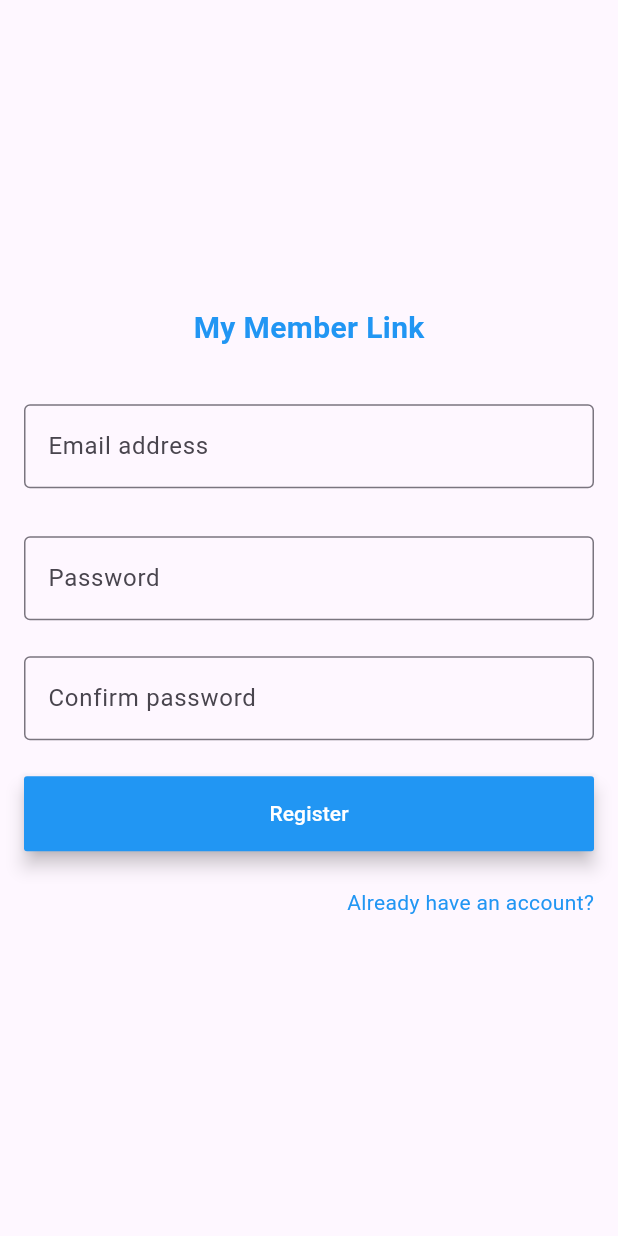
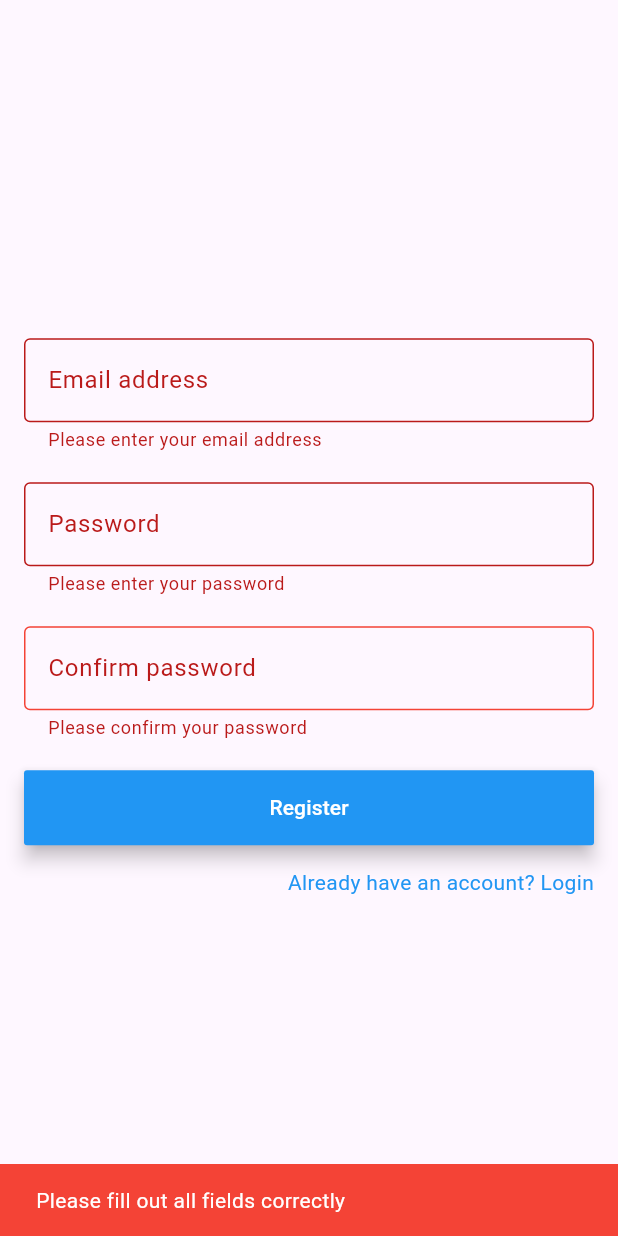
Before and after one commit to Umxrx/MyMemberLink, a Flutter app: the RegisterScreen screen opened directly, after a tap on "Register", on a phone screen of 412 x 824 dp. Run offline on Flutter 3.47's test engine with Material 3 defaults, Android fonts, the phone set to English and light mode, and no system bars.

Commit message:
Modified register form to follow logic

```diff
--- a/lib/auth/register_screen.dart
+++ b/lib/auth/register_screen.dart
@@ -8,100 +8,138 @@ class RegisterScreen extends StatefulWidget {
 }
 
 class _RegisterScreenState extends State<RegisterScreen> {
+  final _formKey = GlobalKey<FormState>();
   TextEditingController emailcontroller = TextEditingController();
   TextEditingController passwordcontroller = TextEditingController();
   TextEditingController confirmpasswordcontroller = TextEditingController();
+  RegExp get _emailRegex => RegExp(r'^\S+@\S+$');
+  String password = '';
 
   @override
   Widget build(BuildContext context) {
     return Scaffold(
       body: Center(
         child: SingleChildScrollView(
+          child: Padding(
+            padding: const EdgeInsets.symmetric(horizontal: 16.0, vertical: 8.0),
+            child: Form(
+              key: _formKey,
               child: Column(
                 mainAxisAlignment: MainAxisAlignment.center,
                 children: [
-              const Text(style: TextStyle(fontSize: 20, color: Colors.blue, fontWeight: FontWeight.bold), "My Member Link"),
-              //Image.asset('MemberLink-Icon-512.png'),
-              const SizedBox(height: 20),
-              Padding(padding: const EdgeInsets.symmetric(horizontal: 16.0, vertical: 16.0),
-              child: TextFormField(
+                  TextFormField(
                     controller: emailcontroller,
                     keyboardType: TextInputType.emailAddress,
-                decoration: const InputDecoration(
-                  border: OutlineInputBorder(), labelText: "Email address",
+                    decoration: InputDecoration(
+                      border: const OutlineInputBorder(),
+                      labelText: 'Email address',
+                      suffixIcon: emailcontroller.text.isNotEmpty
+                      ? IconButton(onPressed: () {
+                        emailcontroller.clear();
+                      }, icon: const Icon(Icons.clear),)
+                      : null,
                     ),
                     validator: (value) {
                       if (value == null || value.isEmpty) {
                         return 'Please enter your email address';
                       }
+                      else if (!_emailRegex.hasMatch(value)) {
+                        return 'Please enter a valid email';
+                      }
                       return null;
                     },
-              ),),
-              Padding(
-                padding: const EdgeInsets.symmetric(horizontal: 16.0, vertical: 16.0),
-                child: TextFormField(
+                  ),
+                  const SizedBox(height: 20,),
+                  TextFormField(
                     controller: passwordcontroller,
                     obscureText: true,
                     decoration: const InputDecoration(
-                    border: OutlineInputBorder(), labelText: "Password",
+                      border: OutlineInputBorder(),
+                      labelText: 'Password',
                     ),
                     validator: (value) {
                       if (value == null || value.isEmpty) {
                         return 'Please enter your password';
                       }
+                      else if (value.length < 8) {
+                        return 'Password must be at least 8 characters long';
+                      }
                       return null;
                     },
+                    onChanged: (value) {
+                      setState(() {
+                        password = value;
+                      });
+                    },
                   ),
-              ),
-              Padding(
-                padding: const EdgeInsets.symmetric(horizontal: 16.0, vertical: 8.0),
-                child: TextFormField(
+                  const SizedBox(height: 20,),
+                  TextFormField(
                     controller: confirmpasswordcontroller,
                     obscureText: true,
                     decoration: const InputDecoration(
-                    border: OutlineInputBorder(), labelText: "Confirm password",
+                      border: OutlineInputBorder(),
+                      labelText: 'Confirm password',
+                      errorBorder: OutlineInputBorder(
+                        borderSide: BorderSide(color: Colors.red)
+                      ),
                     ),
                     validator: (value) {
                       if (value == null || value.isEmpty) {
-                      return 'Please enter your confirm password';
+                        return 'Please confirm your password';
+                      }
+                      else if (value != password) {
+                        return 'Passwords do not match';
                       }
                       return null;
                     },
                   ),
-              ),
-              Padding(
-                padding: const EdgeInsets.symmetric(horizontal: 16.0, vertical: 16.0),
-                child: MaterialButton(
+                  const SizedBox(height: 20,),
+                  MaterialButton(
+                    onPressed: onRegister,
                     elevation: 5,
                     minWidth: 400,
                     height: 50,
-                  onPressed: onRegister,
                     color: Colors.blue,
-                  child: const Text(
-                    style: TextStyle(color: Colors.white),
-                    "Register"),
+                    child: const Text(style: TextStyle(
+                      color: Colors.white,
+                    ), 'Register'),
                   ),
-              ),
-              Padding(
-                padding: const EdgeInsets.symmetric(horizontal: 16.0, vertical: 8.0),
-                child: Row(
+                  const SizedBox(height: 15,),
+                  Row(
                     mainAxisAlignment: MainAxisAlignment.end,
                     children: [
                       GestureDetector(
-                      onTap: haveAccount,
-                      child: const Text(style: TextStyle(color: Colors.blue), "Already have an account?"),
+                        onTap: () {
+                          Navigator.pop(context);
+                        },
+                        child: const Text(style: TextStyle(color: Colors.blue), 'Already have an account? Login'),
                       ),
+                    ],
+                  )
                 ],
               ),
             ),
-            ],
-          )
-        )
+          ),
+          ),
         ),
       );
   }
 
   void onRegister() {
+    if (_formKey.currentState!.validate()) {
+      ScaffoldMessenger.of(context).showSnackBar(SnackBar(
+        content: const Text(style: TextStyle(color: Colors.white), 'Processing'),
+        backgroundColor: Colors.green[700],
+        duration: const Duration(seconds: 2),
+      ));
+    }
+    else {
+      ScaffoldMessenger.of(context).showSnackBar(const SnackBar(
+        content: Text(style: TextStyle(color: Colors.white), 'Please fill out all fields correctly'),
+        backgroundColor: Colors.red,
+        duration: Duration(seconds: 2),
+      ));
+    }
   }
 
   void haveAccount() {
```
Lines whose indentation alone changed are shown as unchanged.
